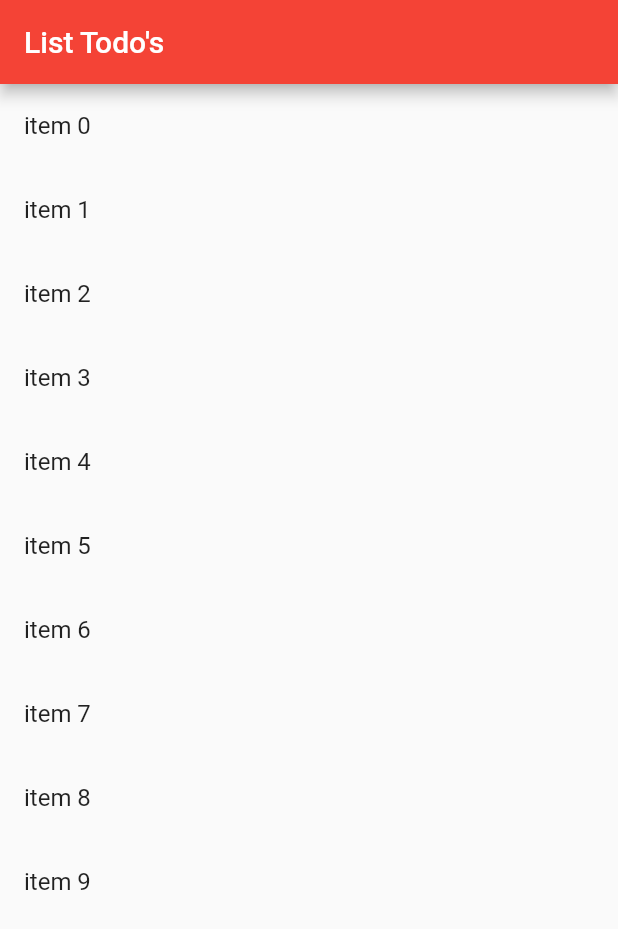
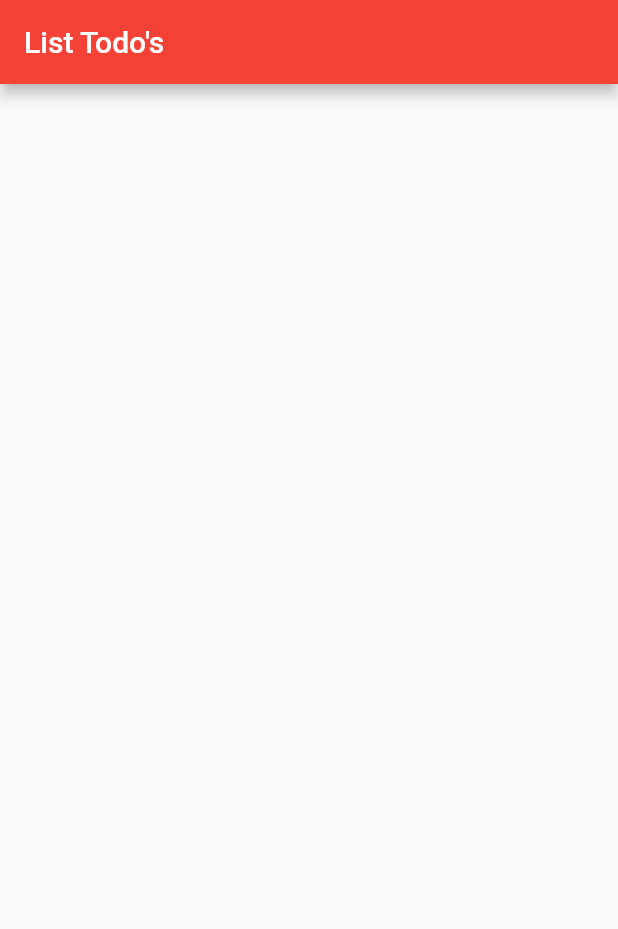
Before and after one commit to bragabriel/Flutter, a Flutter app: the screen it shows after launch, on a phone screen of 412 x 824 dp. Shown: the top 929 px of the screen. Run offline on Flutter 3.47's test engine with Material 2 defaults, Android fonts, the phone set to English and light mode, and no system bars; our stand-ins replace dio.

Commit message:
Gerenciamento de estados

```diff
--- a/todo_list/lib/src/home_page.dart
+++ b/todo_list/lib/src/home_page.dart
@@ -1,8 +1,53 @@
 import 'package:flutter/material.dart';
 import 'package:flutter/widgets.dart';
 
+import 'controllers/home_controller.dart';
+
 class HomePage extends StatelessWidget {
   const HomePage({super.key});
+
+  _success(){
+    return ListView.builder(
+        itemCount: 10,
+        itemBuilder: (context, index) {
+              return ListTile(
+                title: Text('item $index'),
+                );
+            },
+
+      );
+  }
+
+  _error(){
+    return ElevatedButton(
+        onPressed: () {},
+        child: Text('Tentar novamente'),
+      );
+  }
+
+  _loading(){
+    return Center(
+      child: CircularProgressIndicator()
+    );
+  }
+
+  _start(){
+    return Container();
+  }
+
+  stateManagement(HomeState state){
+    switch (state) {
+      case HomeState.start:
+        return _start();
+      case HomeState.loading:
+        return _loading();
+      case HomeState.error:
+        return _error();
+      case HomeState.success:
+        return _success();
+      default: _start();
+    }
+  }
 
   @override
   Widget build(BuildContext context) {
@@ -10,15 +55,7 @@ class HomePage extends StatelessWidget {
       appBar: AppBar(
         title: Text('List Todo\'s'),
       ),
-      body: ListView.builder(
-        itemCount: 10,
-        itemBuilder: (context, index) {
-              return ListTile(
-                title: Text('item $index'),
-                );
-            },
-
-      )
+      body:  stateManagement(HomeState.start)
     );
   }
 }
```
